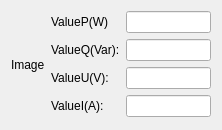
leenuxqt/pvcrlqt, file slaveinfoframe.ui: the form before one commit.
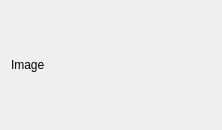
The form after the commit.

```diff
--- a/slaveinfoframe.ui
+++ b/slaveinfoframe.ui
@@ -22,48 +22,7 @@
     </widget>
    </item>
    <item row="0" column="1">
-    <layout class="QFormLayout" name="formLayout">
-     <item row="0" column="0">
-      <widget class="QLabel" name="label_ValueP">
-       <property name="text">
-        <string>ValueP(W)</string>
-       </property>
-      </widget>
-     </item>
-     <item row="0" column="1">
-      <widget class="QLineEdit" name="lineEdit_ValueP"/>
-     </item>
-     <item row="1" column="0">
-      <widget class="QLabel" name="label_ValueQ">
-       <property name="text">
-        <string>ValueQ(Var):</string>
-       </property>
-      </widget>
-     </item>
-     <item row="1" column="1">
-      <widget class="QLineEdit" name="lineEdit_ValueQ"/>
-     </item>
-     <item row="2" column="0">
-      <widget class="QLabel" name="label_ValueU">
-       <property name="text">
-        <string>ValueU(V):</string>
-       </property>
-      </widget>
-     </item>
-     <item row="2" column="1">
-      <widget class="QLineEdit" name="lineEdit_ValueU"/>
-     </item>
-     <item row="3" column="0">
-      <widget class="QLabel" name="label_ValueI">
-       <property name="text">
-        <string>ValueI(A):</string>
-       </property>
-      </widget>
-     </item>
-     <item row="3" column="1">
-      <widget class="QLineEdit" name="lineEdit_ValueI"/>
-     </item>
-    </layout>
+    <layout class="QFormLayout" name="formLayout"/>
    </item>
   </layout>
  </widget>
```
